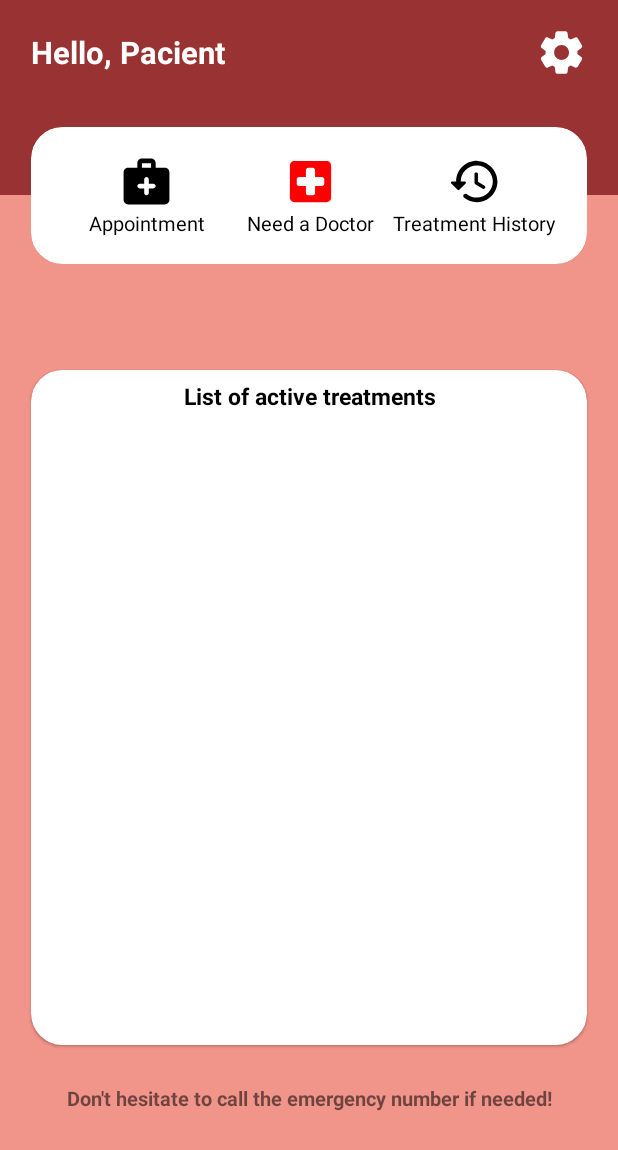
After one commit to fl0rin12/SMA2022-2023, an Android app: the layout pacient_dashboard.xml on its own in the app's theme, with its tools: preview values and no code run, on a phone screen of 412 x 824 dp. The commit adds this screen. Shown: the top 1150 px of the screen. Run offline under Robolectric (Android 15) with nearby library versions, the phone set to English and light mode, and no system bars.

Commit message:
Almost finished pacient dashboard

```diff
--- a/app/build.gradle
+++ b/app/build.gradle
@@ -45,5 +45,6 @@ dependencies {
     testImplementation 'junit:junit:4.13.2'
     androidTestImplementation 'androidx.test.ext:junit:1.1.4'
     androidTestImplementation 'androidx.test.espresso:espresso-core:3.5.0'
-
+    implementation 'com.intuit.sdp:sdp-android:1.0.6'
+    implementation 'com.intuit.ssp:ssp-android:1.0.6'
 }
--- a/app/src/main/AndroidManifest.xml
+++ b/app/src/main/AndroidManifest.xml
@@ -26,6 +26,7 @@
         </activity>
         <activity android:name=".Login"></activity>
         <activity android:name=".Register"></activity>
+        <activity android:name=".PacientDashboard"></activity>
         <meta-data
             android:name="preloaded_fonts"
             android:resource="@array/preloaded_fonts" />
--- /dev/null
+++ b/app/src/main/java/com/example/medbuddy/PacientDashboard.kt
@@ -0,0 +1,6 @@
+package com.example.medbuddy
+
+import androidx.appcompat.app.AppCompatActivity
+
+class PacientDashboard : AppCompatActivity() {
+}
--- /dev/null
+++ b/app/src/main/res/drawable/ic__treatment_history.xml
@@ -0,0 +1,5 @@
+<vector android:height="24dp" android:tint="#000000"
+    android:viewportHeight="24" android:viewportWidth="24"
+    android:width="24dp" xmlns:android="http://schemas.android.com/apk/res/android">
+    <path android:fillColor="@android:color/white" android:pathData="M13.26,3C8.17,2.86 4,6.95 4,12L2.21,12c-0.45,0 -0.67,0.54 -0.35,0.85l2.79,2.8c0.2,0.2 0.51,0.2 0.71,0l2.79,-2.8c0.31,-0.31 0.09,-0.85 -0.36,-0.85L6,12c0,-3.9 3.18,-7.05 7.1,-7 3.72,0.05 6.85,3.18 6.9,6.9 0.05,3.91 -3.1,7.1 -7,7.1 -1.61,0 -3.1,-0.55 -4.28,-1.48 -0.4,-0.31 -0.96,-0.28 -1.32,0.08 -0.42,0.42 -0.39,1.13 0.08,1.49C9,20.29 10.91,21 13,21c5.05,0 9.14,-4.17 9,-9.26 -0.13,-4.69 -4.05,-8.61 -8.74,-8.74zM12.75,8c-0.41,0 -0.75,0.34 -0.75,0.75v3.68c0,0.35 0.19,0.68 0.49,0.86l3.12,1.85c0.36,0.21 0.82,0.09 1.03,-0.26 0.21,-0.36 0.09,-0.82 -0.26,-1.03l-2.88,-1.71v-3.4c0,-0.4 -0.34,-0.74 -0.75,-0.74z"/>
+</vector>
--- /dev/null
+++ b/app/src/main/res/drawable/ic_alarm.xml
@@ -0,0 +1,5 @@
+<vector android:height="24dp" android:tint="#000000"
+    android:viewportHeight="24" android:viewportWidth="24"
+    android:width="24dp" xmlns:android="http://schemas.android.com/apk/res/android">
+    <path android:fillColor="@android:color/white" android:pathData="M15.87,15.25l-3.37,-2L12.5,8.72c0,-0.4 -0.32,-0.72 -0.72,-0.72h-0.06c-0.4,0 -0.72,0.32 -0.72,0.72v4.72c0,0.35 0.18,0.68 0.49,0.86l3.65,2.19c0.34,0.2 0.78,0.1 0.98,-0.24 0.21,-0.35 0.1,-0.8 -0.25,-1zM21.18,5.01L18.1,2.45c-0.42,-0.35 -1.05,-0.3 -1.41,0.13 -0.35,0.42 -0.29,1.05 0.13,1.41l3.07,2.56c0.42,0.35 1.05,0.3 1.41,-0.13 0.36,-0.42 0.3,-1.05 -0.12,-1.41zM4.1,6.55l3.07,-2.56c0.43,-0.36 0.49,-0.99 0.13,-1.41 -0.35,-0.43 -0.98,-0.48 -1.4,-0.13L2.82,5.01c-0.42,0.36 -0.48,0.99 -0.12,1.41 0.35,0.43 0.98,0.48 1.4,0.13zM12,4c-4.97,0 -9,4.03 -9,9s4.03,9 9,9 9,-4.03 9,-9 -4.03,-9 -9,-9zM12,20c-3.86,0 -7,-3.14 -7,-7s3.14,-7 7,-7 7,3.14 7,7 -3.14,7 -7,7z"/>
+</vector>
--- /dev/null
+++ b/app/src/main/res/drawable/ic_appointment.xml
@@ -0,0 +1,5 @@
+<vector android:height="24dp" android:tint="#000000"
+    android:viewportHeight="24" android:viewportWidth="24"
+    android:width="24dp" xmlns:android="http://schemas.android.com/apk/res/android">
+    <path android:fillColor="@android:color/white" android:pathData="M20,6h-4V4c0,-1.1 -0.9,-2 -2,-2h-4C8.9,2 8,2.9 8,4v2H4C2.9,6 2,6.9 2,8v12c0,1.1 0.9,2 2,2h16c1.1,0 2,-0.9 2,-2V8C22,6.9 21.1,6 20,6zM10,4h4v2h-4V4zM15,15h-2v2c0,0.55 -0.45,1 -1,1s-1,-0.45 -1,-1v-2H9c-0.55,0 -1,-0.45 -1,-1c0,-0.55 0.45,-1 1,-1h2v-2c0,-0.55 0.45,-1 1,-1s1,0.45 1,1v2h2c0.55,0 1,0.45 1,1C16,14.55 15.55,15 15,15z"/>
+</vector>
--- /dev/null
+++ b/app/src/main/res/drawable/ic_doctor.xml
@@ -0,0 +1,5 @@
+<vector android:height="24dp" android:tint="#ff0000"
+    android:viewportHeight="24" android:viewportWidth="24"
+    android:width="24dp" xmlns:android="http://schemas.android.com/apk/res/android">
+    <path android:fillColor="@android:color/white" android:pathData="M19,3L5,3c-1.1,0 -1.99,0.9 -1.99,2L3,19c0,1.1 0.9,2 2,2h14c1.1,0 2,-0.9 2,-2L21,5c0,-1.1 -0.9,-2 -2,-2zM17,14h-3v3c0,0.55 -0.45,1 -1,1h-2c-0.55,0 -1,-0.45 -1,-1v-3L7,14c-0.55,0 -1,-0.45 -1,-1v-2c0,-0.55 0.45,-1 1,-1h3L10,7c0,-0.55 0.45,-1 1,-1h2c0.55,0 1,0.45 1,1v3h3c0.55,0 1,0.45 1,1v2c0,0.55 -0.45,1 -1,1z"/>
+</vector>
--- /dev/null
+++ b/app/src/main/res/drawable/ic_round_settings_24.xml
@@ -0,0 +1,5 @@
+<vector android:height="24dp" android:tint="#000000"
+    android:viewportHeight="24" android:viewportWidth="24"
+    android:width="24dp" xmlns:android="http://schemas.android.com/apk/res/android">
+    <path android:fillColor="@android:color/white" android:pathData="M19.5,12c0,-0.23 -0.01,-0.45 -0.03,-0.68l1.86,-1.41c0.4,-0.3 0.51,-0.86 0.26,-1.3l-1.87,-3.23c-0.25,-0.44 -0.79,-0.62 -1.25,-0.42l-2.15,0.91c-0.37,-0.26 -0.76,-0.49 -1.17,-0.68l-0.29,-2.31C14.8,2.38 14.37,2 13.87,2h-3.73C9.63,2 9.2,2.38 9.14,2.88L8.85,5.19c-0.41,0.19 -0.8,0.42 -1.17,0.68L5.53,4.96c-0.46,-0.2 -1,-0.02 -1.25,0.42L2.41,8.62c-0.25,0.44 -0.14,0.99 0.26,1.3l1.86,1.41C4.51,11.55 4.5,11.77 4.5,12s0.01,0.45 0.03,0.68l-1.86,1.41c-0.4,0.3 -0.51,0.86 -0.26,1.3l1.87,3.23c0.25,0.44 0.79,0.62 1.25,0.42l2.15,-0.91c0.37,0.26 0.76,0.49 1.17,0.68l0.29,2.31C9.2,21.62 9.63,22 10.13,22h3.73c0.5,0 0.93,-0.38 0.99,-0.88l0.29,-2.31c0.41,-0.19 0.8,-0.42 1.17,-0.68l2.15,0.91c0.46,0.2 1,0.02 1.25,-0.42l1.87,-3.23c0.25,-0.44 0.14,-0.99 -0.26,-1.3l-1.86,-1.41C19.49,12.45 19.5,12.23 19.5,12zM12.04,15.5c-1.93,0 -3.5,-1.57 -3.5,-3.5s1.57,-3.5 3.5,-3.5s3.5,1.57 3.5,3.5S13.97,15.5 12.04,15.5z"/>
+</vector>
--- /dev/null
+++ b/app/src/main/res/layout/pacient_dashboard.xml
@@ -0,0 +1,191 @@
+<?xml version="1.0" encoding="utf-8"?>
+<androidx.constraintlayout.widget.ConstraintLayout xmlns:android="http://schemas.android.com/apk/res/android"
+    android:layout_width="match_parent"
+    android:layout_height="match_parent"
+    xmlns:tools="http://schemas.android.com/tools"
+    xmlns:app="http://schemas.android.com/apk/res-auto"
+    android:background="@color/background"
+    tools:context=".PacientDashboard">
+
+    <View
+        android:id="@+id/viewHeaderBackground"
+        android:layout_width="match_parent"
+        android:layout_height="@dimen/_100sdp"
+        android:background="#993333"
+        app:layout_constraintTop_toTopOf="parent"/>
+
+    <TextView
+        android:id="@+id/pacientDashboardTitle"
+        android:layout_width="wrap_content"
+        android:layout_height="wrap_content"
+        android:layout_marginStart="@dimen/_16sdp"
+        android:layout_marginTop="@dimen/_16sdp"
+        android:text="Hello, Pacient"
+        android:textColor="@color/white"
+        android:textSize="@dimen/_16sdp"
+        android:textStyle="bold"
+        app:layout_constraintStart_toStartOf="parent"
+        app:layout_constraintTop_toTopOf="parent" />
+
+    <androidx.appcompat.widget.AppCompatImageView
+        android:clickable="true"
+        android:id="@+id/settingsPacient"
+        android:layout_width="@dimen/_26sdp"
+        android:layout_height="@dimen/_26sdp"
+        android:layout_marginEnd="@dimen/_16sdp"
+        android:layout_marginRight="@dimen/_16sdp"
+        android:src="@drawable/ic_round_settings_24"
+        app:layout_constraintBottom_toBottomOf="@id/pacientDashboardTitle"
+        app:layout_constraintEnd_toEndOf="parent"
+        app:layout_constraintTop_toTopOf="@id/pacientDashboardTitle"
+        android:tint="@color/white" />
+
+
+    <com.google.android.material.card.MaterialCardView
+        android:id="@+id/pacientCardHeader"
+        android:layout_width="match_parent"
+        android:layout_height="wrap_content"
+        android:layout_marginStart="@dimen/_16sdp"
+        android:layout_marginEnd="@dimen/_16sdp"
+        app:cardBackgroundColor="@color/white"
+        app:cardCornerRadius="@dimen/_16sdp"
+        app:layout_constraintBottom_toBottomOf="@id/viewHeaderBackground"
+        app:layout_constraintTop_toBottomOf="@id/viewHeaderBackground">
+
+        <androidx.constraintlayout.widget.ConstraintLayout
+            android:layout_width="match_parent"
+            android:layout_height="wrap_content"
+            android:padding="@dimen/_14sdp">
+
+            <LinearLayout
+                android:id="@+id/layoutAppointment"
+                android:clickable="true"
+                android:layout_width="wrap_content"
+                android:layout_height="wrap_content"
+                android:layout_marginStart="@dimen/_16sdp"
+                android:gravity="center"
+                android:orientation="vertical"
+                app:layout_constraintBottom_toBottomOf="parent"
+                app:layout_constraintStart_toStartOf="parent">
+
+                <androidx.appcompat.widget.AppCompatImageView
+                    android:id="@+id/reminder"
+                    android:layout_width="@dimen/_28sdp"
+                    android:layout_height="@dimen/_28sdp"
+                    android:src="@drawable/ic_appointment" />
+
+                <TextView
+                    android:layout_width="wrap_content"
+                    android:layout_height="wrap_content"
+                    android:text="Appointment"
+                    android:textColor="@color/black"
+                    android:textSize="@dimen/_10ssp" />
+
+            </LinearLayout>
+
+            <LinearLayout
+                android:id="@+id/layoutNeedDoctor"
+                android:clickable="true"
+                android:layout_width="wrap_content"
+                android:layout_height="wrap_content"
+                android:layout_marginStart="@dimen/_81sdp"
+                android:gravity="center"
+                android:orientation="vertical"
+                app:layout_constraintBottom_toBottomOf="parent"
+                app:layout_constraintStart_toStartOf="@id/layoutAppointment">
+
+                <androidx.appcompat.widget.AppCompatImageView
+                    android:id="@+id/needDoctor"
+                    android:layout_width="@dimen/_28sdp"
+                    android:layout_height="@dimen/_28sdp"
+                    android:src="@drawable/ic_doctor" />
+
+                <TextView
+                    android:layout_width="wrap_content"
+                    android:layout_height="wrap_content"
+                    android:text="Need a Doctor"
+                    android:textColor="@color/black"
+                    android:textSize="@dimen/_10ssp" />
+
+            </LinearLayout>
+
+            <LinearLayout
+                android:id="@+id/layoutTreatmentHistory"
+                android:clickable="true"
+                android:layout_width="wrap_content"
+                android:layout_height="wrap_content"
+                android:layout_marginStart="@dimen/_75sdp"
+                android:gravity="center"
+                android:orientation="vertical"
+                app:layout_constraintBottom_toBottomOf="parent"
+                app:layout_constraintStart_toStartOf="@id/layoutNeedDoctor">
+
+                <androidx.appcompat.widget.AppCompatImageView
+                    android:id="@+id/treatmentHistory"
+                    android:layout_width="@dimen/_28sdp"
+                    android:layout_height="@dimen/_28sdp"
+                    android:src="@drawable/ic__treatment_history" />
+
+                <TextView
+                    android:layout_width="wrap_content"
+                    android:layout_height="wrap_content"
+                    android:text="Treatment History"
+                    android:textColor="@color/black"
+                    android:textSize="@dimen/_10ssp" />
+
+            </LinearLayout>
+
+        </androidx.constraintlayout.widget.ConstraintLayout>
+
+    </com.google.android.material.card.MaterialCardView>
+
+    <com.google.android.material.card.MaterialCardView
+        android:id="@+id/pacientActiveTreatments"
+        android:layout_width="match_parent"
+        android:layout_height="450dp"
+        android:layout_marginRight="@dimen/_16sdp"
+        android:layout_marginLeft="@dimen/_16sdp"
+        android:layout_marginTop="@dimen/_16sdp"
+        android:layout_marginBottom="@dimen/_60sdp"
+        app:cardBackgroundColor="@color/white"
+        app:cardCornerRadius="@dimen/_16sdp"
+        app:layout_constraintBottom_toBottomOf="parent"
+        app:layout_constraintTop_toBottomOf="@id/pacientCardHeader">
+
+        <TextView
+            android:id="@+id/treatmentListTitle"
+            android:layout_width="match_parent"
+            android:layout_height="@dimen/_20sdp"
+            android:text="List of active treatments"
+            android:textColor="@color/black"
+            android:textStyle="bold"
+            android:textAlignment="center"
+            android:textSize="@dimen/_12ssp"
+            android:layout_marginTop="@dimen/_5sdp" />
+
+        <LinearLayout
+            android:id="@+id/activeTreatmentList"
+            android:orientation="vertical"
+            android:layout_width="match_parent"
+            android:layout_height="400dp"
+            android:layout_marginTop="@dimen/_25sdp"
+            android:layout_marginLeft="@dimen/_10sdp"
+            android:layout_marginRight="@dimen/_10sdp"/>
+
+    </com.google.android.material.card.MaterialCardView>
+
+    <TextView
+        android:id="@+id/emergency"
+        android:layout_width="match_parent"
+        android:layout_height="@dimen/_28sdp"
+        app:layout_constraintTop_toBottomOf="@id/pacientActiveTreatments"
+        android:layout_marginTop="@dimen/_20sdp"
+        android:layout_marginBottom="@dimen/_16sdp"
+        android:clickable="true"
+        android:text="Don't hesitate to call the emergency number if needed!"
+        android:textAlignment="center"
+        android:textStyle="bold"
+        android:textSize="@dimen/_10sdp" />
+
+
+</androidx.constraintlayout.widget.ConstraintLayout>
--- a/app/src/main/res/values/colors.xml
+++ b/app/src/main/res/values/colors.xml
@@ -7,4 +7,5 @@
     <color name="teal_700">#FF018786</color>
     <color name="black">#FF000000</color>
     <color name="white">#FFFFFFFF</color>
+    <color name="background">#F1948A</color>
 </resources>
```
